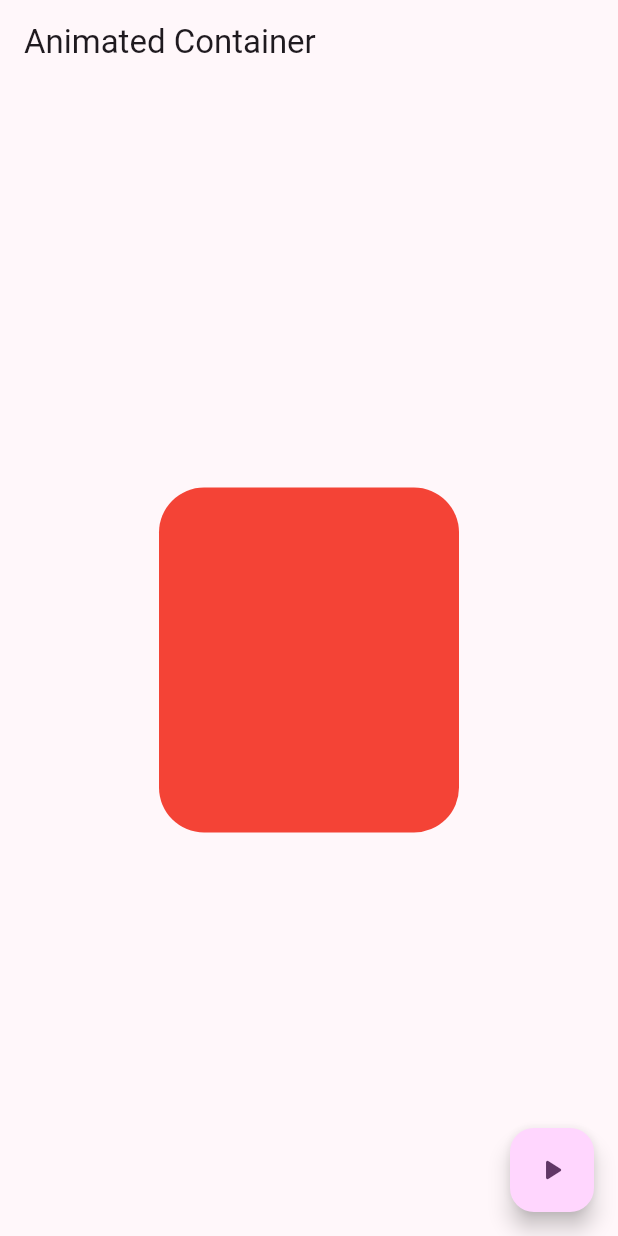
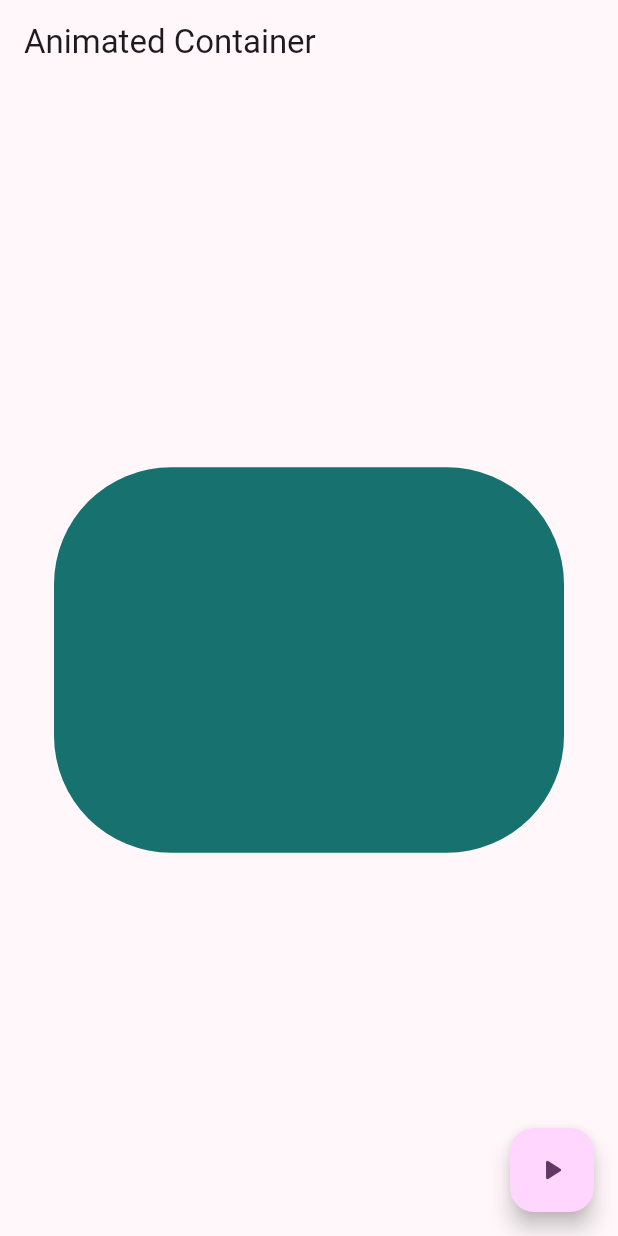
Before and after one commit to RG-HC/widgets_app, a Flutter app: the AnimatedScreen screen opened by its route, after a tap on the "play arrow" icon, on a phone screen of 412 x 824 dp. Run offline on Flutter 3.47's test engine with Material 2 defaults, Android fonts, the phone set to English and light mode, and no system bars; our stand-ins replace go_router.

Commit message:
Animated Container terminado

```diff
--- a/lib/presentation/screens/animated/animated_screen.dart
+++ b/lib/presentation/screens/animated/animated_screen.dart
@@ -1,9 +1,35 @@
 import 'package:flutter/material.dart';
+import 'dart:math' show Random;
 
-class AnimatedScreen extends StatelessWidget {
+class AnimatedScreen extends StatefulWidget {
   static const name = 'animated_screen';
 
   const AnimatedScreen({super.key});
+
+  @override
+  State<AnimatedScreen> createState() => _AnimatedScreenState();
+}
+
+class _AnimatedScreenState extends State<AnimatedScreen> {
+  double width = 50;
+  double height = 50;
+  Color color = Colors.indigo;
+  double borderRadius = 10.0;
+
+  void changeShape() {
+    final random = Random();
+    width = random.nextInt(300) + 120;
+    height = random.nextInt(300) + 120;
+    color = Color.fromRGBO(
+        random.nextInt(255), // red
+        random.nextInt(255), // green
+        random.nextInt(255), //blue
+        1 //opacity
+        );
+    borderRadius = random.nextInt(100) + 20;
+
+    setState(() {});
+  }
 
   @override
   Widget build(BuildContext context) {
@@ -14,15 +40,15 @@ class AnimatedScreen extends StatelessWidget {
       body: Center(
         child: AnimatedContainer(
           duration: const Duration(milliseconds: 400),
-          curve: Curves.easeOutCubic,
-          width: 200,
-          height: 230,
+          curve: Curves.elasticInOut,
+          width: width <=0 ? 0 : width,
+          height: height <=0 ? 0 : height,
           decoration: BoxDecoration(
-              color: Colors.red, borderRadius: BorderRadius.circular(30)),
+              color: color, borderRadius: BorderRadius.circular(borderRadius <=0 ? 0 : borderRadius)),
         ),
       ),
       floatingActionButton: FloatingActionButton(
-        onPressed: () {},
+        onPressed: changeShape,
         child: const Icon(Icons.play_arrow_rounded),
       ),
     );
```
